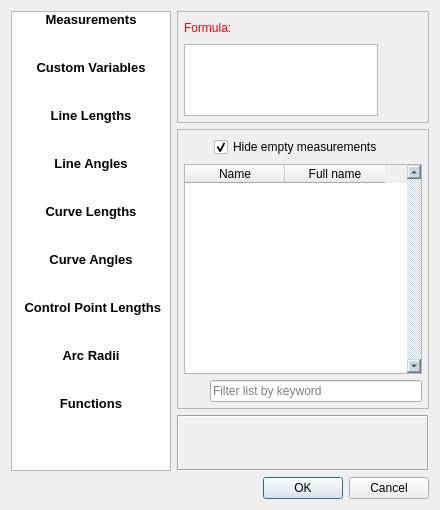
Old version of the form src/libs/vtools/dialogs/support/edit_formula_dialog.ui in the repository FashionFreedom/Seamly2D.
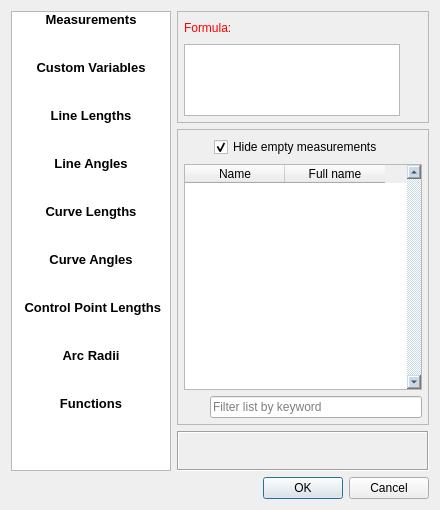
New version of the form. Icons and pictures are not drawn.

Commit message: fix fx dialog layout

What changed in the file:
```diff
--- a/src/libs/vtools/dialogs/support/edit_formula_dialog.ui
+++ b/src/libs/vtools/dialogs/support/edit_formula_dialog.ui
@@ -41,7 +41,7 @@
   <property name="modal">
    <bool>true</bool>
   </property>
-  <layout class="QVBoxLayout" name="verticalLayout_6">
+  <layout class="QVBoxLayout" name="verticalLayout_7">
    <item>
     <layout class="QHBoxLayout" name="horizontalLayout_5">
      <item>
@@ -80,9 +80,7 @@
          </property>
          <property name="styleSheet">
           <string notr="true">color: rgb(255, 255, 255);
-alternate-background-color:rgb(230, 230, 230);
 selection-color: rgb(230, 230, 230);
-selection-background-color: rgb(230, 230, 230);
 background-color: qlineargradient(spread:pad, x1:0, y1:0, x2:1, y2:0, stop:0 rgba(0, 0, 0, 255), stop:1 rgba(200, 200, 200, 255));
 
 QListWidget::item:selected {
@@ -246,13 +244,19 @@
      <item>
       <layout class="QVBoxLayout" name="verticalLayout_2">
        <item>
-        <widget class="QFrame" name="frame_2">
+        <widget class="QFrame" name="top_Frame">
          <property name="minimumSize">
           <size>
            <width>0</width>
            <height>0</height>
           </size>
          </property>
+         <property name="maximumSize">
+          <size>
+           <width>16777215</width>
+           <height>116</height>
+          </size>
+         </property>
          <property name="frameShape">
           <enum>QFrame::StyledPanel</enum>
          </property>
@@ -395,6 +399,11 @@
              </widget>
             </item>
             <item>
+             <layout class="QVBoxLayout" name="verticalLayout_6">
+              <property name="spacing">
+               <number>0</number>
+              </property>
+              <item>
              <widget class="QPushButton" name="clear_PushButton">
               <property name="sizePolicy">
                <sizepolicy hsizetype="Fixed" vsizetype="Fixed">
@@ -402,12 +411,18 @@
                 <verstretch>0</verstretch>
                </sizepolicy>
               </property>
-              <property name="maximumSize">
+                <property name="minimumSize">
                <size>
                 <width>16</width>
                 <height>16</height>
                </size>
               </property>
+                <property name="maximumSize">
+                 <size>
+                  <width>16777215</width>
+                  <height>16777215</height>
+                 </size>
+                </property>
               <property name="focusPolicy">
                <enum>Qt::StrongFocus</enum>
               </property>
@@ -449,12 +464,18 @@
                 <verstretch>0</verstretch>
                </sizepolicy>
               </property>
-              <property name="maximumSize">
+                <property name="minimumSize">
                <size>
                 <width>16</width>
                 <height>16</height>
                </size>
               </property>
+                <property name="maximumSize">
+                 <size>
+                  <width>16777215</width>
+                  <height>16777215</height>
+                 </size>
+                </property>
               <property name="focusPolicy">
                <enum>Qt::StrongFocus</enum>
               </property>
@@ -468,6 +489,12 @@
                <iconset resource="../../../vmisc/share/resources/theme.qrc">
                 <normaloff>:/icons/win.icon.theme/32x32/actions/edit-undo.png</normaloff>:/icons/win.icon.theme/32x32/actions/edit-undo.png</iconset>
               </property>
+                <property name="iconSize">
+                 <size>
+                  <width>16</width>
+                  <height>16</height>
+                 </size>
+                </property>
               <property name="autoRepeat">
                <bool>true</bool>
               </property>
@@ -485,10 +512,12 @@
            </layout>
           </item>
          </layout>
+          </item>
+         </layout>
         </widget>
        </item>
        <item>
-        <widget class="QFrame" name="frame">
+        <widget class="QFrame" name="bottom_Frame">
          <property name="sizePolicy">
           <sizepolicy hsizetype="Preferred" vsizetype="Preferred">
            <horstretch>0</horstretch>
@@ -608,7 +637,7 @@
             <item>
              <widget class="QTableWidget" name="tableWidget">
               <property name="sizePolicy">
-               <sizepolicy hsizetype="Expanding" vsizetype="Preferred">
+               <sizepolicy hsizetype="Expanding" vsizetype="Expanding">
                 <horstretch>0</horstretch>
                 <verstretch>0</verstretch>
                </sizepolicy>
@@ -616,7 +645,7 @@
               <property name="minimumSize">
                <size>
                 <width>0</width>
-                <height>210</height>
+                <height>0</height>
                </size>
               </property>
               <property name="cursor" stdset="0">
@@ -653,6 +682,12 @@
               <property name="cornerButtonEnabled">
                <bool>false</bool>
               </property>
+              <attribute name="verticalHeaderVisible">
+               <bool>false</bool>
+              </attribute>
+              <attribute name="verticalHeaderHighlightSections">
+               <bool>false</bool>
+              </attribute>
               <column>
                <property name="text">
                 <string>Name</string>
@@ -732,7 +767,7 @@
          <property name="minimumSize">
           <size>
            <width>0</width>
-           <height>0</height>
+           <height>40</height>
           </size>
          </property>
          <property name="frameShape">
```
Lines whose indentation alone changed are shown as unchanged.
